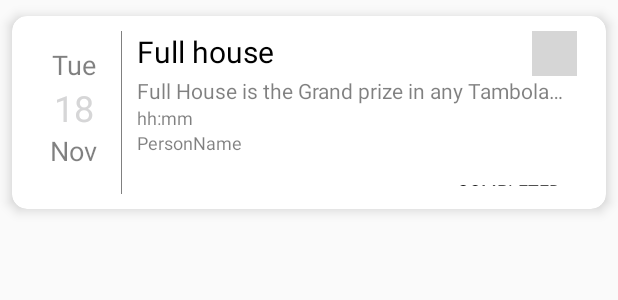
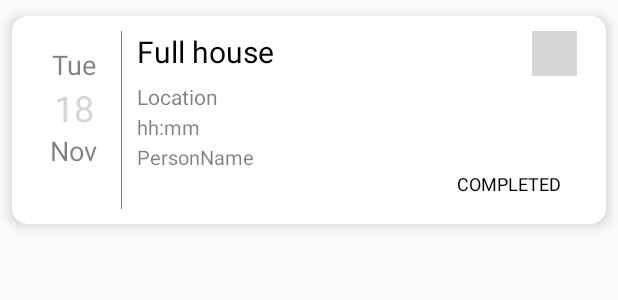
Before and after one commit to Shakthi1109/ShakJoRDVapp, an Android app: the layout item_task.xml on its own in the app's theme, with its tools: preview values and no code run, on a phone screen of 412 x 824 dp. Shown: the top 300 px of the screen. Run offline under Robolectric (Android 15) with nearby library versions, the phone set to English and light mode, and no system bars; grey boxes are pictures that could not be loaded.

Commit message:
Main page contact info

```diff
--- a/app/src/main/java/com/ouapproj/ShakJoRDVapp/adapter/TaskAdapter.java
+++ b/app/src/main/java/com/ouapproj/ShakJoRDVapp/adapter/TaskAdapter.java
@@ -62,6 +62,9 @@ public class TaskAdapter extends RecyclerView.Adapter<TaskAdapter.TaskViewHolder
         holder.description.setText(task.getTaskDescrption());
         holder.time.setText(task.getLastAlarm());
         holder.status.setText(task.isComplete() ? "COMPLETED" : "UPCOMING");
+        String temp = task.getEvent();
+        temp = temp.split(":")[0];
+        holder.event.setText(temp);
         holder.options.setOnClickListener(view -> showPopUpMenu(view, position));
 
         try {
@@ -178,6 +181,9 @@ public class TaskAdapter extends RecyclerView.Adapter<TaskAdapter.TaskViewHolder
         @BindView(R.id.time)
         TextView time;
 
+        @BindView(R.id.event)
+        TextView event;
+
         TaskViewHolder(@NonNull View view) {
             super(view);
             ButterKnife.bind(this, view);
--- a/app/src/main/res/layout/item_task.xml
+++ b/app/src/main/res/layout/item_task.xml
@@ -7,7 +7,7 @@
     app:cardElevation="5dp"
     app:cardCornerRadius="10dp"
     app:contentPadding="10dp"
-    android:layout_height="150dp">
+    android:layout_height="160dp">
 
     <LinearLayout
         android:layout_width="match_parent"
@@ -94,10 +94,11 @@
             <TextView
                 android:layout_width="wrap_content"
                 android:layout_height="wrap_content"
-                tools:text="Full House is the Grand prize in any Tambola game played. It means all 15 Numbers of a ticket are cut, striked out"
+                tools:text="Location"
                 android:singleLine="true"
                 android:alpha="0.5"
                 android:id="@+id/description"
+                android:paddingTop="4dp"
                 android:textSize="14sp"
                 android:textColor="@android:color/black"/>
 
@@ -108,33 +109,34 @@
                 android:singleLine="true"
                 android:alpha="0.5"
                 android:id="@+id/time"
-                android:textSize="12sp"
+                android:paddingTop="1dp"
+                android:textSize="13sp"
                 android:textColor="@android:color/black"/>
 
-            <TextView
-                android:layout_width="wrap_content"
-                android:layout_height="wrap_content"
-                tools:text="PersonName"
-                android:singleLine="true"
-                android:alpha="0.5"
-                android:id="@+id/person"
-                android:textSize="12sp"
-                android:textColor="@android:color/black"/>
+                <TextView
+                    android:id="@+id/event"
+                    android:layout_width="wrap_content"
+                    android:layout_height="wrap_content"
+                    android:alpha="0.5"
+                    android:paddingTop="1dp"
+                    android:singleLine="true"
+                    android:textColor="@android:color/black"
+                    android:textSize="13sp"
+                    tools:text="PersonName" />
 
 
             <TextView
+                android:id="@+id/status"
                 android:layout_width="wrap_content"
                 android:layout_height="wrap_content"
+                android:layout_gravity="right"
+                android:paddingLeft="10dp"
+                android:paddingTop="0dp"
+                android:paddingRight="10dp"
+                android:paddingBottom="5dp"
+                android:text="COMPLETED"
                 android:textColor="@android:color/black"
-                android:text="COMPLETED"
-                android:textSize="12sp"
-                android:id="@+id/status"
-                android:layout_gravity="right"
-                android:layout_marginTop="10dp"
-                android:paddingLeft="10dp"
-                android:paddingRight="10dp"
-                android:paddingTop="5dp"
-                android:paddingBottom="5dp" />
+                android:textSize="12sp" />
 
         </LinearLayout>
 
```
Also changed, not shown: 43 other files.
